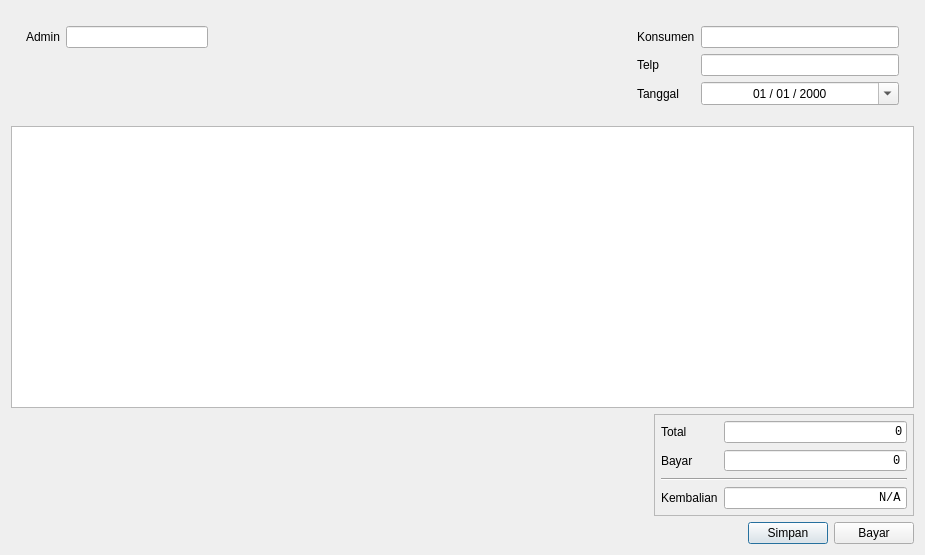
Above: src/widget/createinvoicedialog.ui from AyahnaSyahid/LazyMins before the change. Below: the same form after it.
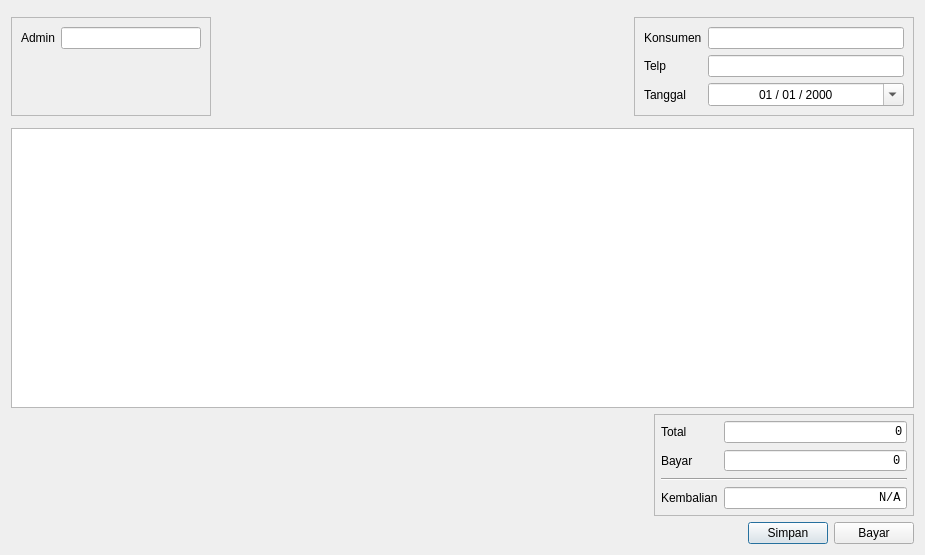
That is the form after the change.

```diff
--- a/src/widget/createinvoicedialog.ui
+++ b/src/widget/createinvoicedialog.ui
@@ -17,13 +17,13 @@
    <item>
     <layout class="QHBoxLayout" name="horizontalLayout">
      <property name="leftMargin">
-      <number>6</number>
+      <number>0</number>
      </property>
      <property name="topMargin">
       <number>6</number>
      </property>
      <property name="rightMargin">
-      <number>6</number>
+      <number>0</number>
      </property>
      <property name="bottomMargin">
       <number>6</number>
@@ -36,6 +36,9 @@
          <height>16777215</height>
         </size>
        </property>
+       <property name="frameShape">
+        <enum>QFrame::Shape::StyledPanel</enum>
+       </property>
        <layout class="QFormLayout" name="formLayout_2">
         <item row="0" column="0">
          <widget class="QLabel" name="adminLabel">
@@ -71,6 +74,9 @@
          <height>16777215</height>
         </size>
        </property>
+       <property name="frameShape">
+        <enum>QFrame::Shape::StyledPanel</enum>
+       </property>
        <layout class="QFormLayout" name="formLayout">
         <item row="0" column="0">
          <widget class="QLabel" name="konsumenLabel">
```
Left out of the diff: 21 changed lines with no effect on the pictures.
